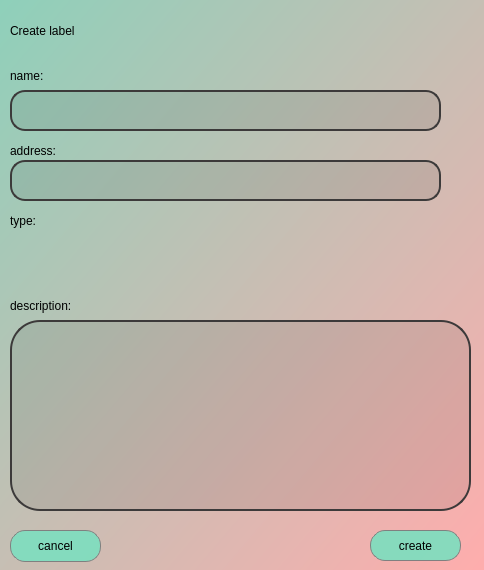
First picture: the form in client/createrlabel.ui, repository AleksandraSorokovikova/MyPlace, before the edit.
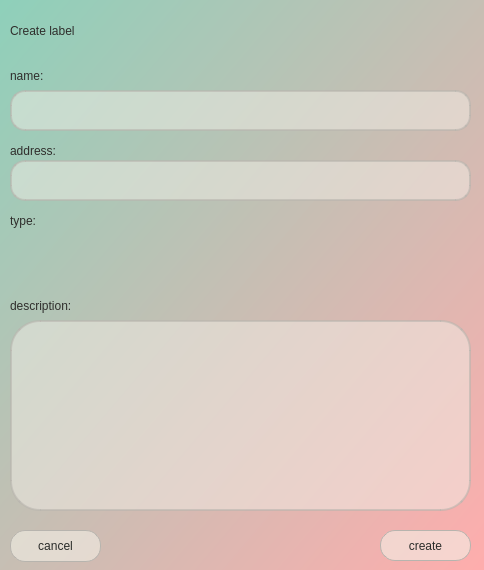
Second picture: the form after the edit.

Patch:
```diff
--- a/client/createrlabel.ui
+++ b/client/createrlabel.ui
@@ -27,7 +27,9 @@
    </property>
    <property name="styleSheet">
     <string notr="true">background:transparent;
-font: 14pt &quot;Gayathri&quot;;</string>
+font: 14pt &quot;Avenir next&quot;;
+color:rgb(47, 46, 44);
+font: 16pt &quot;Avenir next&quot;;</string>
    </property>
    <property name="text">
     <string>name:</string>
@@ -44,7 +46,9 @@
    </property>
    <property name="styleSheet">
     <string notr="true">background:transparent;
-font: 14pt &quot;Gayathri&quot;;</string>
+font: 14pt &quot;Avenir next&quot;;
+color:rgb(47, 46, 44);
+font: 17pt &quot;Avenir next&quot;;</string>
    </property>
    <property name="text">
     <string>description:</string>
@@ -55,18 +59,19 @@
     <rect>
      <x>10</x>
      <y>90</y>
-     <width>431</width>
+     <width>461</width>
      <height>41</height>
     </rect>
    </property>
    <property name="styleSheet">
     <string notr="true">border: 2px solid  #3c3a3a; 
 color: #3c3a3a;
-font: 16pt &quot;Gayathri&quot;;;
+font: 16pt &quot;Avenir next&quot;;
+border-color:rgb(183, 180, 174, 150);
 border-radius: 15px;
 padding: 0 8px;
-background: rgba(0,0,0,20);
-selection-background-color: darkgray;</string>
+background:rgba(243,239,230, 125);
+</string>
    </property>
   </widget>
   <widget class="QLabel" name="label_3">
@@ -80,7 +85,9 @@
    </property>
    <property name="styleSheet">
     <string notr="true">background:transparent;
-font: 14pt &quot;Gayathri&quot;;</string>
+font: 14pt &quot;Avenir next&quot;;
+color:rgb(47, 46, 44);
+font: 16pt &quot;Avenir next&quot;;</string>
    </property>
    <property name="text">
     <string>address:</string>
@@ -91,18 +98,18 @@
     <rect>
      <x>10</x>
      <y>160</y>
-     <width>431</width>
+     <width>461</width>
      <height>41</height>
     </rect>
    </property>
    <property name="styleSheet">
     <string notr="true">border: 2px solid  #3c3a3a; 
 color: #3c3a3a;
-font: 16pt &quot;Gayathri&quot;;;
+font: 16pt &quot;Avenir next&quot;;
+border-color:rgb(183, 180, 174, 150);
 border-radius: 15px;
 padding: 0 8px;
-background: rgba(0,0,0,20);
-selection-background-color: darkgray;</string>
+background:rgba(243,239,230, 125);</string>
    </property>
   </widget>
   <widget class="QLabel" name="label_4">
@@ -116,7 +123,9 @@
    </property>
    <property name="styleSheet">
     <string notr="true">background:transparent;
-font: 14pt &quot;Gayathri&quot;;</string>
+font: 14pt &quot;Avenir next&quot;;
+color:rgb(47, 46, 44);
+font: 17pt &quot;Avenir next&quot;;</string>
    </property>
    <property name="text">
     <string>type:</string>
@@ -125,17 +134,21 @@
   <widget class="QPushButton" name="pushButton">
    <property name="geometry">
     <rect>
-     <x>370</x>
+     <x>380</x>
      <y>530</y>
      <width>91</width>
      <height>31</height>
     </rect>
    </property>
    <property name="styleSheet">
-    <string notr="true">border-radius: 15px;
-background: rgba(128,221,190, 240);
+    <string notr="true">color:rgb(42, 44, 42);
+border: 1px solid rgb(85, 87, 83);
+border-radius: 15px;
+background:rgba(243,239,230, 150);
 border: 1px solid gray;
-font: 75 14pt &quot;Gayathri&quot;;</string>
+font: 85 19pt &quot;Avenir next&quot;;
+border-color:rgb(183, 180, 174);
+</string>
    </property>
    <property name="text">
     <string>create</string>
@@ -152,7 +165,9 @@
    </property>
    <property name="styleSheet">
     <string notr="true">background:transparent;
-font: 75 24pt &quot;Gayathri&quot;;</string>
+font: 14pt &quot;Avenir next&quot;;
+color:rgb(47, 46, 44);
+font: 120 30pt &quot;Avenir next&quot;;</string>
    </property>
    <property name="text">
     <string>Create label</string>
@@ -168,10 +183,14 @@
     </rect>
    </property>
    <property name="styleSheet">
-    <string notr="true">border-radius: 15px;
-background: rgba(128,221,190, 240);
+    <string notr="true">color:rgb(42, 44, 42);
+border: 1px solid rgb(85, 87, 83);
+border-radius: 15px;
+background:rgba(243,239,230, 150);
 border: 1px solid gray;
-font: 75 14pt &quot;Gayathri&quot;;</string>
+font: 85 19pt &quot;Avenir next&quot;;
+border-color:rgb(183, 180, 174);
+</string>
    </property>
    <property name="text">
     <string>cancel</string>
@@ -189,11 +208,11 @@
    <property name="styleSheet">
     <string notr="true">border: 2px solid  #3c3a3a; 
 color: #3c3a3a;
-font: 16pt &quot;Gayathri&quot;;;
+font: 16pt &quot;Avenir next&quot;;
+border-color:rgb(183, 180, 174, 150);
 border-radius: 30px;
 padding: 0 8px;
-background: rgba(0,0,0,20);
-selection-background-color: darkgray;</string>
+background:rgba(243,239,230, 125);</string>
    </property>
   </widget>
  </widget>
```
Left out of the diff: 2 changed lines with no effect on the pictures.
